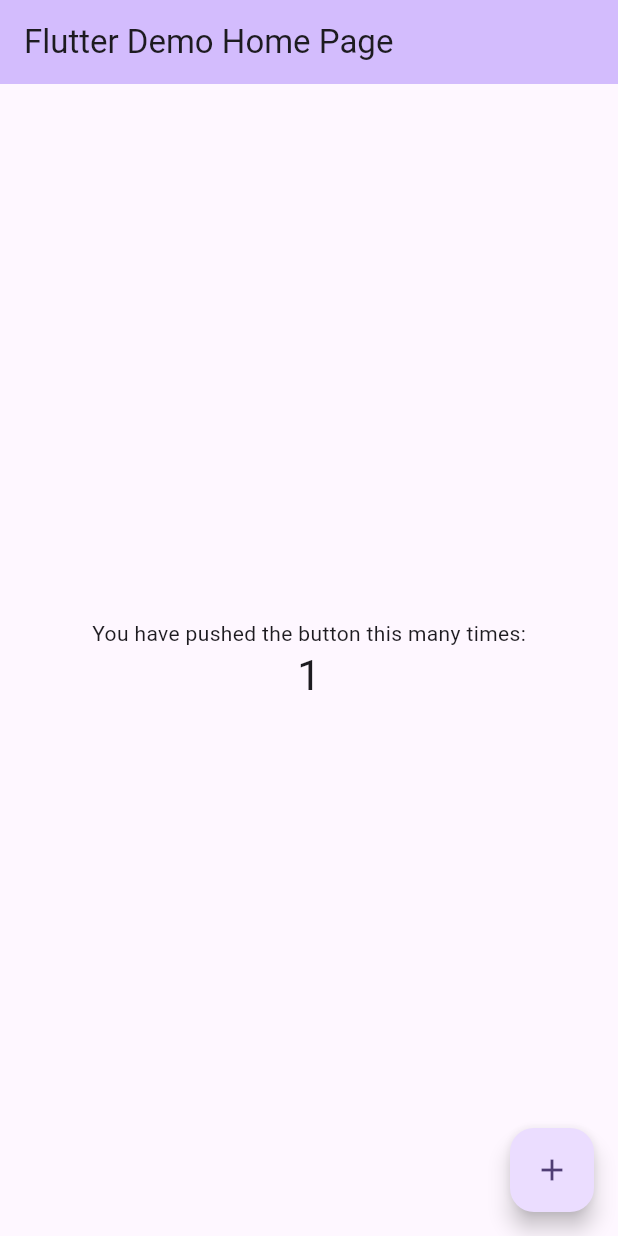
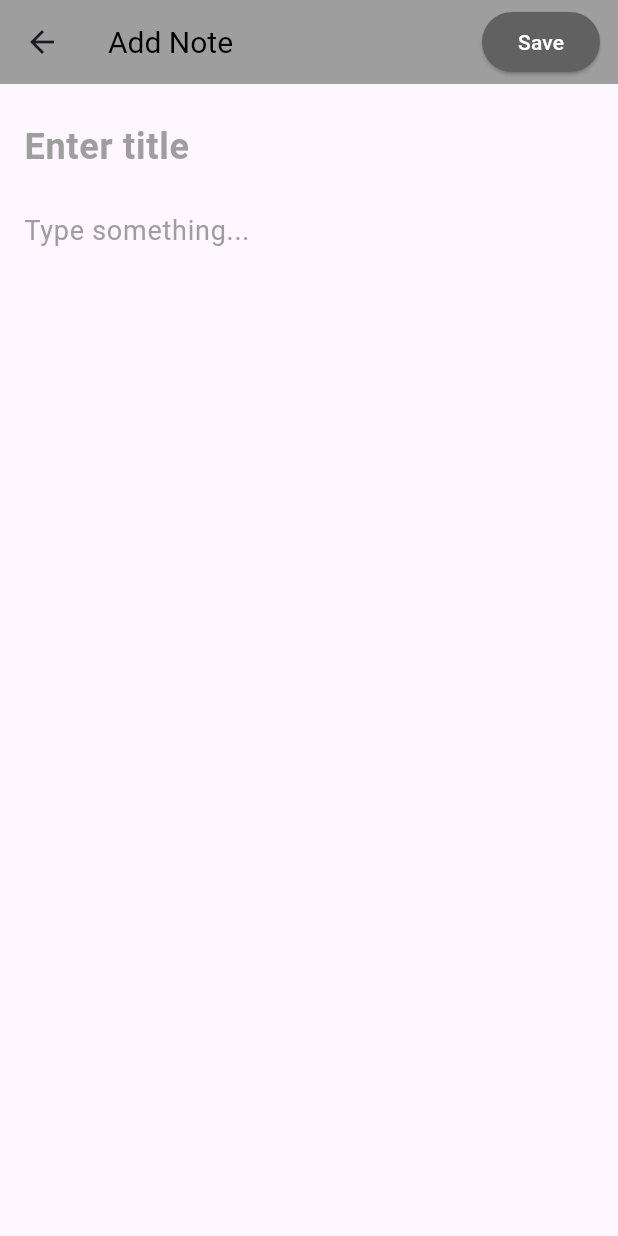
Before and after one commit to ujjwaldeydeveloper/todo_app, a Flutter app: the screen it shows after launch, after a tap on the "add" icon, on a phone screen of 412 x 824 dp. Run offline on Flutter 3.47's test engine with Material 3 defaults, Android fonts, the phone set to English and light mode, and no system bars; our stand-ins replace sqflite; accounts and stored records are empty.

Commit message:
add note, complete/pending note and edit note functionality added

```diff
--- /dev/null
+++ b/lib/data/local_data/notes_database.dart
@@ -0,0 +1,114 @@
+import 'package:path/path.dart';
+import 'package:sqflite/sqflite.dart';
+
+import '../../domain/model/note.dart';
+
+class NotesDatabase {
+  static final NotesDatabase instance = NotesDatabase._init();
+
+  static Database? _database;
+
+  NotesDatabase._init();
+
+  Future<Database> get database async {
+    if (_database != null) return _database!;
+
+    _database = await _initDB('notes.db');
+    return _database!;
+  }
+
+  Future<Database> _initDB(String filePath) async {
+    final dbPath = await getDatabasesPath();
+    final path = join(dbPath, filePath);
+
+    return await openDatabase(path, version: 1, onCreate: _createDB);
+  }
+
+  Future _createDB(Database db, int version) async {
+    const idType = 'INTEGER PRIMARY KEY AUTOINCREMENT';
+    const textType = 'TEXT NOT NULL';
+    const boolType = 'BOOLEAN NOT NULL';
+    const integerType = 'INTEGER NOT NULL';
+
+    await db.execute('''
+CREATE TABLE $tableNotes (
+  ${NoteFields.id} $idType,
+  ${NoteFields.isComplete} $boolType,
+  ${NoteFields.number} $integerType,
+  ${NoteFields.title} $textType,
+  ${NoteFields.description} $textType,
+  ${NoteFields.time} $textType
+  )
+''');
+  }
+
+  Future<Note> create(Note note) async {
+    final db = await instance.database;
+
+    final id = await db.insert(tableNotes, note.toJson());
+    return note.copyWith(id: id);
+  }
+
+  Future<Note> readNote(int id) async {
+    final db = await instance.database;
+
+    final maps = await db.query(
+      tableNotes,
+      columns: NoteFields.values,
+      where: '${NoteFields.id} = ?',
+      whereArgs: [id],
+    );
+
+    if (maps.isNotEmpty) {
+      return Note.fromJson(maps.first);
+    } else {
+      throw Exception('ID $id not found');
+    }
+  }
+
+  Future<List<Note>> readAllNotes() async {
+    final db = await instance.database;
+
+    const orderBy = '${NoteFields.time} ASC';
+
+    final result = await db.query(tableNotes, orderBy: orderBy);
+
+    return result.map((json) => Note.fromJson(json)).toList();
+  }
+
+  Future<List<Note>> searchNotes(String searchValue) async {
+    final db = await instance.database;
+
+    const orderBy = '${NoteFields.time} ASC';
+    final result = await db.rawQuery("SELECT * FROM $tableNotes WHERE ${NoteFields.title} LIKE '$searchValue%' ORDER BY $orderBy");
+
+    return result.map((json) => Note.fromJson(json)).toList();
+  }
+
+  Future<int> update(Note note) async {
+    final db = await instance.database;
+
+    return db.update(
+      tableNotes,
+      note.toJson(),
+      where: '${NoteFields.id} = ?',
+      whereArgs: [note.id],
+    );
+  }
+
+  Future<int> delete(int id) async {
+    final db = await instance.database;
+
+    return await db.delete(
+      tableNotes,
+      where: '${NoteFields.id} = ?',
+      whereArgs: [id],
+    );
+  }
+
+  Future close() async {
+    final db = await instance.database;
+
+    db.close();
+  }
+}
--- /dev/null
+++ b/lib/domain/model/note.dart
@@ -0,0 +1,68 @@
+const String tableNotes = 'notes';
+
+class NoteFields {
+  static final List<String> values = [
+    /// Add all fields
+    id, isComplete, number, title, description, time
+  ];
+
+  static const String id = '_id';
+  static const String isComplete = 'isComplete';
+  static const String number = 'number';
+  static const String title = 'title';
+  static const String description = 'description';
+  static const String time = 'time';
+}
+
+class Note {
+  final int? id;
+  final bool isComplete;
+  final int number;
+  final String title;
+  final String description;
+  final DateTime createdTime;
+
+  const Note({
+    this.id,
+    required this.isComplete,
+    required this.number,
+    required this.title,
+    required this.description,
+    required this.createdTime,
+  });
+
+  Note copyWith({
+    int? id,
+    bool? isComplete,
+    int? number,
+    String? title,
+    String? description,
+    DateTime? createdTime,
+  }) =>
+      Note(
+        id: id ?? this.id,
+        isComplete: isComplete ?? this.isComplete,
+        number: number ?? this.number,
+        title: title ?? this.title,
+        description: description ?? this.description,
+        createdTime: createdTime ?? this.createdTime,
+      );
+
+  static Note fromJson(Map<String, Object?> json) => Note(
+        id: json[NoteFields.id] as int?,
+        isComplete: json[NoteFields.isComplete] == 1,
+        number: json[NoteFields.number] as int,
+        title: json[NoteFields.title] as String,
+        description: json[NoteFields.description] as String,
+        createdTime: DateTime.parse(json[NoteFields.time] as String),
+      );
+
+  Map<String, Object?> toJson() => {
+        NoteFields.id: id,
+        NoteFields.title: title,
+        NoteFields.isComplete: isComplete ? 1 : 0,
+        NoteFields.number: number,
+        NoteFields.description: description,
+        NoteFields.time: createdTime.toIso8601String(),
+      };
+}
--- a/lib/main.dart
+++ b/lib/main.dart
@@ -1,6 +1,10 @@
 import 'package:flutter/material.dart';
+import 'package:flutter/services.dart';
+import 'package:todo_app/presentation/pages/todo_page.dart';
 
-void main() {
+void main() async {
+  WidgetsFlutterBinding.ensureInitialized();
+  await SystemChrome.setPreferredOrientations([DeviceOrientation.portraitUp]);
   runApp(const MyApp());
 }
 
@@ -10,60 +14,18 @@ class MyApp extends StatelessWidget {
   @override
   Widget build(BuildContext context) {
     return MaterialApp(
-      title: 'Flutter Demo',
+      debugShowCheckedModeBanner: false,
+      themeMode: ThemeMode.light,
       theme: ThemeData(
+        primaryColor: Colors.white,
         colorScheme: ColorScheme.fromSeed(seedColor: Colors.deepPurple),
         useMaterial3: true,
+        appBarTheme: const AppBarTheme(
+          backgroundColor: Colors.grey,
+          titleTextStyle: TextStyle(color: Colors.black, fontSize: 20),
+        ),
       ),
-      home: const MyHomePage(title: 'Flutter Demo Home Page'),
+      home: const ToDoPage(),
     );
   }
 }
-
-class MyHomePage extends StatefulWidget {
-  const MyHomePage({super.key, required this.title});
-
-  final String title;
-
-  @override
-  State<MyHomePage> createState() => _MyHomePageState();
-}
-
-class _MyHomePageState extends State<MyHomePage> {
-  int _counter = 0;
-
-  void _incrementCounter() {
-    setState(() {
-      _counter++;
-    });
-  }
-
-  @override
-  Widget build(BuildContext context) {
-    return Scaffold(
-      appBar: AppBar(
-        backgroundColor: Theme.of(context).colorScheme.inversePrimary,
-        title: Text(widget.title),
-      ),
-      body: Center(
-        child: Column(
-          mainAxisAlignment: MainAxisAlignment.center,
-          children: <Widget>[
-            const Text(
-              'You have pushed the button this many times:',
-            ),
-            Text(
-              '$_counter',
-              style: Theme.of(context).textTheme.headlineMedium,
-            ),
-          ],
-        ),
-      ),
-      floatingActionButton: FloatingActionButton(
-        onPressed: _incrementCounter,
-        tooltip: 'Increment',
-        child: const Icon(Icons.add),
-      ),
-    );
-  }
-}
--- /dev/null
+++ b/lib/presentation/pages/edit_note_details_page.dart
@@ -0,0 +1,109 @@
+import 'package:flutter/material.dart';
+import '../../data/local_data/notes_database.dart';
+import '../../domain/model/note.dart';
+import '../widgets/note_form_widget.dart';
+
+class AddEditNotePage extends StatefulWidget {
+  final Note? note;
+
+  const AddEditNotePage({
+    super.key,
+    this.note,
+  });
+
+  @override
+  State<AddEditNotePage> createState() => _AddEditNotePageState();
+}
+
+class _AddEditNotePageState extends State<AddEditNotePage> {
+  final _formKey = GlobalKey<FormState>();
+  late bool isComplete;
+  late int number;
+  late String title;
+  late String description;
+
+  @override
+  void initState() {
+    super.initState();
+
+    isComplete = widget.note?.isComplete ?? false;
+    number = widget.note?.number ?? 0;
+    title = widget.note?.title ?? '';
+    description = widget.note?.description ?? '';
+  }
+
+  @override
+  Widget build(BuildContext context) => Scaffold(
+        appBar: AppBar(
+          title: Text(widget.note == null ? 'Add Note' : 'Edit Note'),
+          actions: [buildButton()],
+        ),
+        body: Form(
+          key: _formKey,
+          child: NoteFormWidget(
+            isImportant: isComplete,
+            number: number,
+            title: title,
+            description: description,
+            onChangedTitle: (title) => setState(() => this.title = title),
+            onChangedDescription: (description) =>
+                setState(() => this.description = description),
+          ),
+        ),
+      );
+
+  Widget buildButton() {
+    final isFormValid = title.isNotEmpty && description.isNotEmpty;
+
+    return Padding(
+      padding: const EdgeInsets.symmetric(vertical: 8, horizontal: 12),
+      child: ElevatedButton(
+        style: ElevatedButton.styleFrom(
+          foregroundColor: Colors.white,
+          backgroundColor: isFormValid ? Colors.black : Colors.grey.shade700,
+        ),
+        onPressed: addOrUpdateNote,
+        child: const Text('Save'),
+      ),
+    );
+  }
+
+  void addOrUpdateNote() async {
+    final isValid = _formKey.currentState!.validate();
+
+    if (isValid) {
+      final isUpdating = widget.note != null;
+
+      if (isUpdating) {
+        await updateNote();
+      } else {
+        await addNote();
+      }
+
+      Navigator.of(context).pop();
+    }
+  }
+
+  Future updateNote() async {
+    final note = widget.note!.copyWith(
+      isComplete: isComplete,
+      number: number,
+      title: title,
+      description: description,
+    );
+
+    await NotesDatabase.instance.update(note);
+  }
+
+  Future addNote() async {
+    final note = Note(
+      title: title,
+      isComplete: false,
+      number: number,
+      description: description,
+      createdTime: DateTime.now(),
+    );
+
+    await NotesDatabase.instance.create(note);
+  }
+}
--- /dev/null
+++ b/lib/presentation/pages/todo_page.dart
@@ -0,0 +1,137 @@
+import 'package:flutter/material.dart';
+
+import '../../data/local_data/notes_database.dart';
+import '../../domain/model/note.dart';
+import 'edit_note_details_page.dart';
+
+class ToDoPage extends StatefulWidget {
+  const ToDoPage({super.key});
+
+  @override
+  State<ToDoPage> createState() => _ToDoPageState();
+}
+
+class _ToDoPageState extends State<ToDoPage> {
+  late List<Note> notes;
+  bool isLoading = false;
+
+  @override
+  void initState() {
+    super.initState();
+    refreshNotes();
+  }
+
+  @override
+  void dispose() {
+    super.dispose();
+  }
+
+  Future refreshNotes() async {
+    setState(() => isLoading = true);
+
+    notes = await NotesDatabase.instance.readAllNotes();
+
+    setState(() => isLoading = false);
+  }
+
+  @override
+  Widget build(BuildContext context) {
+    return Scaffold(
+      appBar: AppBar(
+        title: const Text('ToDo App'),
+        actions: [
+          SizedBox(
+            width: 200,
+            child: TextField(
+              onChanged: (value) async {
+                notes = await NotesDatabase.instance.searchNotes(value);
+                setState(() {});
+              },
+              decoration: const InputDecoration(
+                icon: Icon(Icons.search),
+                hintText: 'Search...',
+              ),
+            ),
+          ),
+        ],
+      ),
+      body: Center(
+        child: isLoading
+            ? const CircularProgressIndicator()
+            : notes.isEmpty
+                ? const Text('No Notes')
+                : buildNotes(notes),
+      ),
+      floatingActionButton: FloatingActionButton(
+        onPressed: () async {
+          await Navigator.of(context).push(
+            MaterialPageRoute(builder: (context) => const AddEditNotePage()),
+          );
+
+          refreshNotes();
+        },
+        backgroundColor: Colors.deepPurpleAccent.withOpacity(0.3),
+        child: const Icon(Icons.add),
+      ),
+    );
+  }
+
+  Widget buildNotes(List<Note> notes) {
+    return ListView.builder(
+      itemCount: notes.length,
+      itemBuilder: (context, index) {
+        final note = notes[index];
+        return Card(
+          color: note.isComplete ? Colors.yellow : Colors.white,
+          elevation: 2,
+          margin: const EdgeInsets.all(8),
+          child: ListTile(
+            leading: note.isComplete
+                ? IconButton(
+                    icon: const Icon(Icons.check_box),
+                    onPressed: () async {
+                      await NotesDatabase.instance.update(note.copyWith(
+                        isComplete: !note.isComplete,
+                      ));
+                      refreshNotes();
+                    },
+                  )
+                : IconButton(
+                    icon: const Icon(Icons.check_box_outline_blank),
+                    onPressed: () async {
+                      await NotesDatabase.instance.update(note.copyWith(
+                        isComplete: !note.isComplete,
+                      ));
+                      refreshNotes();
+                    },
+                  ),
+            title: Text(note.title),
+            subtitle: Text(note.description),
+            trailing: Row(
+              mainAxisSize: MainAxisSize.min,
+              children: [
+                IconButton(
+                  icon: const Icon(Icons.delete),
+                  onPressed: () async {
+                    await NotesDatabase.instance.delete(note.id!);
+                    refreshNotes();
+                  },
+                ),
+                IconButton(
+                  onPressed: () async {
+                    await Navigator.of(context).push(MaterialPageRoute(
+                      builder: (context) => AddEditNotePage(note: note),
+                      // NoteDetailPage(noteId: note.id!),
+                    ));
+                    refreshNotes();
+                  },
+                  icon: const Icon(Icons.edit),
+                ),
+              ],
+            ),
+          ),
+        );
+      },
+    );
+  }
+}
--- /dev/null
+++ b/lib/presentation/widgets/note_form_widget.dart
@@ -0,0 +1,69 @@
+import 'package:flutter/material.dart';
+
+class NoteFormWidget extends StatelessWidget {
+  final bool? isImportant;
+  final int? number;
+  final String? title;
+  final String? description;
+  final ValueChanged<String> onChangedTitle;
+  final ValueChanged<String> onChangedDescription;
+
+  const NoteFormWidget({
+    super.key,
+    this.isImportant = false,
+    this.number = 0,
+    this.title = '',
+    this.description = '',
+    required this.onChangedTitle,
+    required this.onChangedDescription,
+  });
+
+  @override
+  Widget build(BuildContext context) => SingleChildScrollView(
+        child: Padding(
+          padding: const EdgeInsets.all(16),
+          child: Column(
+            mainAxisSize: MainAxisSize.min,
+            children: [
+              buildTitle(),
+              const SizedBox(height: 8),
+              buildDescription(),
+              const SizedBox(height: 16),
+            ],
+          ),
+        ),
+      );
+
+  Widget buildTitle() => TextFormField(
+        maxLines: 1,
+        initialValue: title,
+        style: const TextStyle(
+          color: Colors.black,
+          fontWeight: FontWeight.bold,
+          fontSize: 24,
+        ),
+        decoration: const InputDecoration(
+          border: InputBorder.none,
+          hintText: 'Enter title',
+          hintStyle: TextStyle(color: Colors.grey),
+        ),
+        validator: (title) =>
+            title != null && title.isEmpty ? 'The title cannot be empty' : null,
+        onChanged: onChangedTitle,
+      );
+
+  Widget buildDescription() => TextFormField(
+        maxLines: 5,
+        initialValue: description,
+        style: const TextStyle(color: Colors.black, fontSize: 18),
+        decoration: const InputDecoration(
+          border: InputBorder.none,
+          hintText: 'Type something...',
+          hintStyle: TextStyle(color: Colors.grey),
+        ),
+        validator: (title) => title != null && title.isEmpty
+            ? 'The description cannot be empty'
+            : null,
+        onChanged: onChangedDescription,
+      );
+}
--- a/pubspec.yaml
+++ b/pubspec.yaml
@@ -10,6 +10,8 @@ dependencies:
   flutter:
     sdk: flutter
   cupertino_icons: ^1.0.6
+  sqflite: ^2.3.0
+  intl: ^0.17.0
 
 dev_dependencies:
   flutter_test:
```
Also changed, not shown: pubspec.lock, 6 other files.
